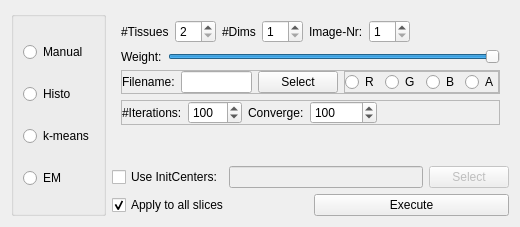
First picture: the form in iSeg/ThresholdWidgetQt4.ui, repository ITISFoundation/osparc-iseg, before the edit.
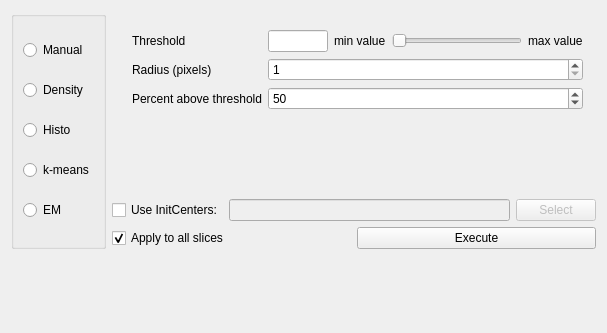
Second picture: the form after the edit.

Commit message: add density threshold operation to threshold widget fix: init centers is now only enabled when kmeans tool is active

Diff of the .ui file:
```diff
--- a/iSeg/ThresholdWidgetQt4.ui
+++ b/iSeg/ThresholdWidgetQt4.ui
@@ -6,8 +6,8 @@
    <rect>
     <x>0</x>
     <y>0</y>
-    <width>520</width>
-    <height>227</height>
+    <width>607</width>
+    <height>333</height>
    </rect>
   </property>
   <property name="windowTitle">
@@ -38,6 +38,13 @@
           </property>
          </widget>
         </item>
+        <item>
+         <widget class="QRadioButton" name="mDensityModeRadioButton">
+          <property name="text">
+           <string>Density</string>
+          </property>
+         </widget>
+        </item>
         <item>
          <widget class="QRadioButton" name="mHistoModeRadioButton">
           <property name="text">
@@ -67,7 +74,7 @@
        <item>
         <widget class="QStackedWidget" name="mModeStackedWidget">
          <property name="currentIndex">
-          <number>2</number>
+          <number>1</number>
          </property>
          <widget class="QWidget" name="mManualWidget">
           <layout class="QVBoxLayout" name="verticalLayout_2">
@@ -195,6 +202,110 @@
            </item>
           </layout>
          </widget>
+         <widget class="QWidget" name="mDensityThresholdWidget">
+          <widget class="QWidget" name="horizontalLayoutWidget">
+           <property name="geometry">
+            <rect>
+             <x>20</x>
+             <y>19</y>
+             <width>451</width>
+             <height>151</height>
+            </rect>
+           </property>
+           <layout class="QHBoxLayout" name="horizontalLayout_11" stretch="0">
+            <item>
+             <layout class="QFormLayout" name="formLayout">
+              <item row="0" column="0">
+               <widget class="QLabel" name="label_5">
+                <property name="text">
+                 <string>Threshold</string>
+                </property>
+               </widget>
+              </item>
+              <item row="0" column="1">
+               <layout class="QHBoxLayout" name="horizontalLayout_16">
+                <item>
+                 <widget class="QLineEdit" name="mDensityIntensityThresholdLineEdit">
+                  <property name="maximumSize">
+                   <size>
+                    <width>60</width>
+                    <height>16777215</height>
+                   </size>
+                  </property>
+                 </widget>
+                </item>
+                <item>
+                 <widget class="QLabel" name="mDensityIntensityMin">
+                  <property name="text">
+                   <string>min value</string>
+                  </property>
+                 </widget>
+                </item>
+                <item>
+                 <widget class="QSlider" name="mDensityIntensityThresholdSlider">
+                  <property name="orientation">
+                   <enum>Qt::Horizontal</enum>
+                  </property>
+                 </widget>
+                </item>
+                <item>
+                 <widget class="QLabel" name="mDensityIntensityMax">
+                  <property name="text">
+                   <string>max value</string>
+                  </property>
+                 </widget>
+                </item>
+               </layout>
+              </item>
+              <item row="1" column="0">
+               <widget class="QLabel" name="label_8">
+                <property name="text">
+                 <string>Radius (pixels)</string>
+                </property>
+               </widget>
+              </item>
+              <item row="1" column="1">
+               <widget class="QSpinBox" name="mDensityRadiusSpinBox">
+                <property name="minimum">
+                 <number>1</number>
+                </property>
+               </widget>
+              </item>
+              <item row="2" column="0">
+               <widget class="QLabel" name="label_7">
+                <property name="text">
+                 <string>Percent above threshold</string>
+                </property>
+               </widget>
+              </item>
+              <item row="2" column="1">
+               <widget class="QSpinBox" name="mDensityThresholdSpinBox">
+                <property name="minimum">
+                 <number>1</number>
+                </property>
+                <property name="value">
+                 <number>50</number>
+                </property>
+               </widget>
+              </item>
+              <item row="3" column="1">
+               <spacer name="verticalSpacer_5">
+                <property name="orientation">
+                 <enum>Qt::Vertical</enum>
+                </property>
+                <property name="sizeHint" stdset="0">
+                 <size>
+                  <width>20</width>
+                  <height>40</height>
+                 </size>
+                </property>
+               </spacer>
+              </item>
+             </layout>
+            </item>
+           </layout>
+          </widget>
+         </widget>
          <widget class="QWidget" name="mHistoWidget">
           <layout class="QVBoxLayout" name="verticalLayout_3">
            <item>
```
Left out of the diff: 46 changed lines with no effect on the pictures. The commit also changes 4 other files.
